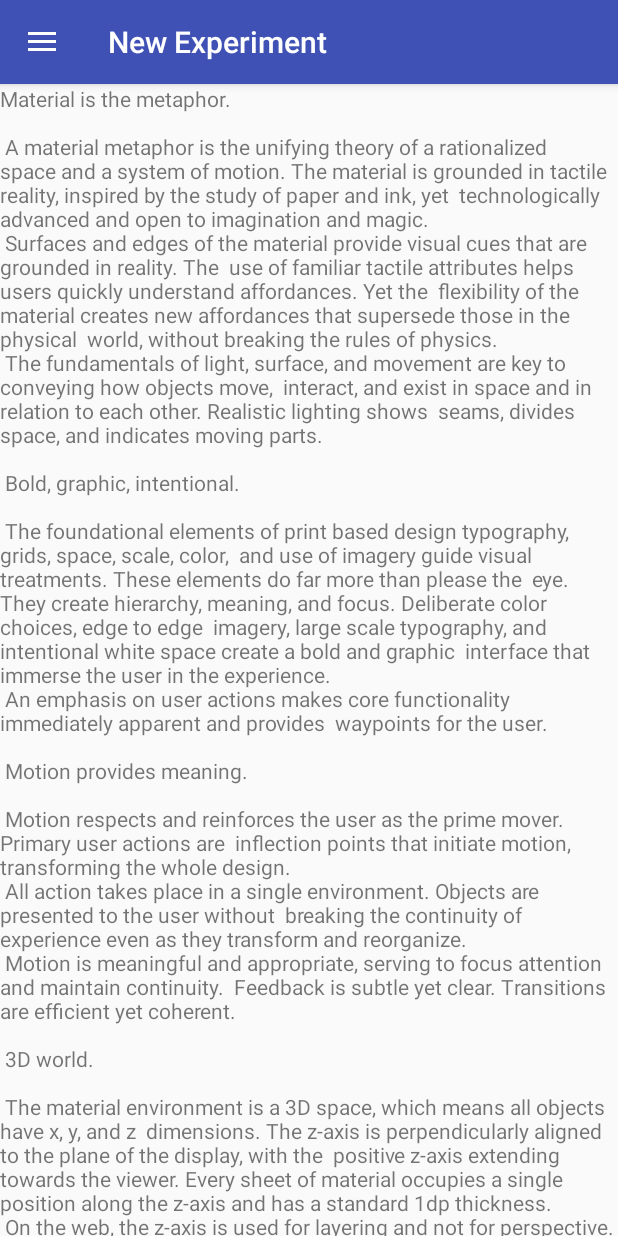
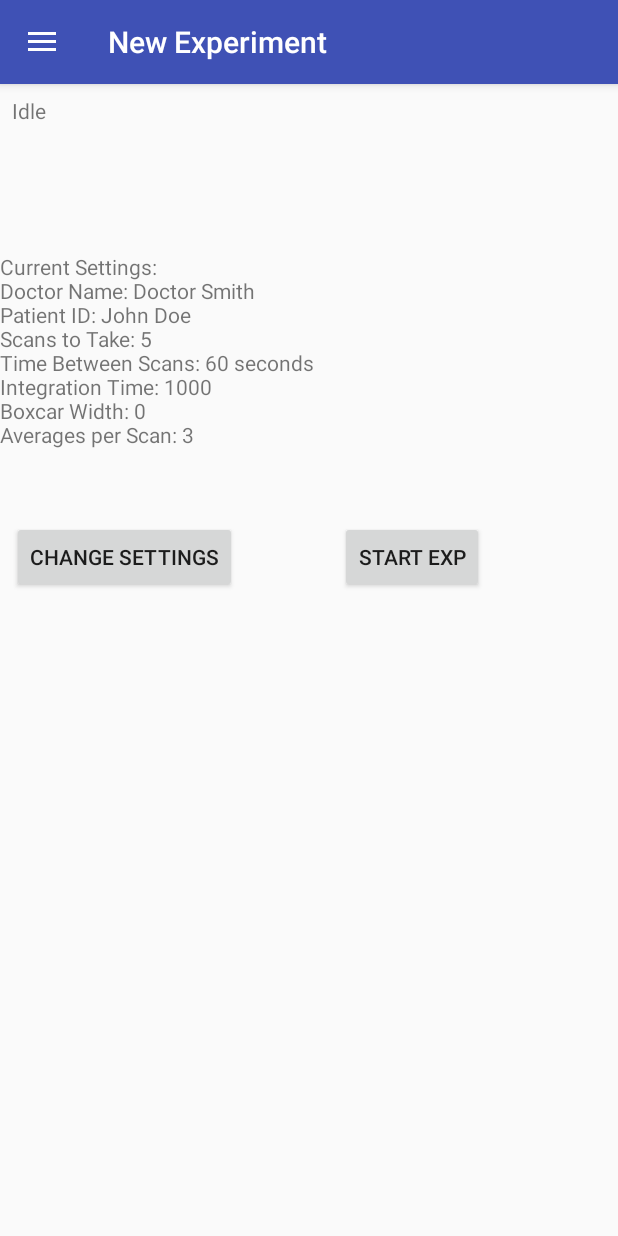
Before and after one commit to jmadamso/SpectrometerAndroid, an Android app: the screen it shows after launch (AppDriver), in the side drawer, after a tap on "New Experiment", on a phone screen of 412 x 824 dp. Run offline under Robolectric (Android 15) with nearby library versions, the phone set to English and light mode, and no system bars.

Commit message:
Implement new experiment screen

```diff
--- a/app/src/main/java/jmadamso/spectrometer/AppDriver.java
+++ b/app/src/main/java/jmadamso/spectrometer/AppDriver.java
@@ -46,6 +46,7 @@ public class AppDriver extends AppCompatActivity implements NavigationView.OnNav
 
     private static final int REQUEST_ENABLE_BT = 1337;
 
+    private boolean experimentRunning;
 
     private SharedPreferences mPrefs;
     private BluetoothAdapter mBluetoothAdapter;
@@ -56,23 +57,21 @@ public class AppDriver extends AppCompatActivity implements NavigationView.OnNav
 
     private static double[] spectrumArray = new double[defines.NUM_WAVELENGTHS];
 
-    //the text displays at main page
-    private TextView mPressureText;
-    private TextView mStatusText;
 
 
     private static int motorState = 0;
     private static int ledState = 0;
 
     private String ExpStatusString = "Experiment Status:";
+    private String BTStatusString = "Bluetooth Status:";
 
-    private static int currentFragment = R.id.nav_home;
+    private static int currentFragmentID = R.id.nav_home;
 
     @Override
     protected void onCreate(Bundle savedInstanceState) {
         super.onCreate(savedInstanceState);
         setContentView(R.layout.activity_main);
-        switchToFragment(currentFragment);
+        switchToFragment(currentFragmentID);
 
         //toolbar stuff:
         Toolbar toolbar = (Toolbar) findViewById(R.id.toolbar);
@@ -101,12 +100,10 @@ public class AppDriver extends AppCompatActivity implements NavigationView.OnNav
             mBTService = new BTService(this, mHandlerBT);
             //apply defaults here too
             mPrefs.edit().clear().apply();
+            PreferenceManager.setDefaultValues(this, R.xml.list_specsettings, false);
         }
 
         mBTService.setHandler(mHandlerBT);
-        mPressureText = findViewById(R.id.pressureText);
-        //mStatusText = findViewById(R.id.statusText);
-        mStatusText = findViewById(R.id.BTTextView);
 
         //whenever this is called, update text displays to display their most recent text
         updateTextViews();
@@ -167,6 +164,7 @@ public class AppDriver extends AppCompatActivity implements NavigationView.OnNav
                     finish();
                 }
             }
+
         } catch (Exception ex) {
             Toast.makeText(AppDriver.this, ex.toString(),Toast.LENGTH_SHORT).show();
         }
@@ -181,8 +179,8 @@ public class AppDriver extends AppCompatActivity implements NavigationView.OnNav
 
         //this custom class switches the populated fragment to
         //the one determined by the item that was clicked:
-        currentFragment = item.getItemId();
-        switchToFragment(currentFragment);
+        currentFragmentID = item.getItemId();
+        switchToFragment(currentFragmentID);
         //updateTextViews();
         return true;
     }
@@ -199,11 +197,7 @@ public class AppDriver extends AppCompatActivity implements NavigationView.OnNav
 
                 break;
             case R.id.nav_hardware:
-                //fragment = new HomeFragment();
-                fragment = null;
                 fragment = new HardwareFragment();
-                //setContentView(R.layout.activity_cluster);
-
                 title = "Hardware Control";
                 break;
 
@@ -215,7 +209,7 @@ public class AppDriver extends AppCompatActivity implements NavigationView.OnNav
                 title = "Calibration";
                 break;
             case R.id.nav_experiment:
-                fragment = new ScrollFragment();
+                fragment = new NewExperimentFragment();
                 title = "New Experiment";
                 break;
             case R.id.nav_browse:
@@ -233,7 +227,7 @@ public class AppDriver extends AppCompatActivity implements NavigationView.OnNav
         if (fragment != null) {
             FragmentTransaction ft = getSupportFragmentManager().beginTransaction();
             ft.replace(R.id.content_frame, fragment);
-            ft.addToBackStack(null);
+            //ft.addToBackStack(null); //uncomment this if we want the back button to work
             ft.commit();
         }
 
@@ -277,11 +271,29 @@ public class AppDriver extends AppCompatActivity implements NavigationView.OnNav
         }
     };
 
+    private void sendCommandWithToast(char command,String toastStr) {
+        String cmd = "" + command;
+        sendStringWithToast(cmd,toastStr);
+    }
+
+    private void sendStringWithToast(String str,String toastStr) {
+
+        if (mBTService.getState() == BTService.STATE_CONNECTED) {
+            byte[] b = str.getBytes();
+            mBTService.write(b);
+            if(toastStr != null) {
+                Toast.makeText(AppDriver.this, toastStr, Toast.LENGTH_SHORT).show();
+            }
+        } else {
+            Toast.makeText(AppDriver.this, "Bluetooth not connected", Toast.LENGTH_SHORT).show();
+        }
+    }
+
 
     public void bluetoothButtonResponse(View view) {
+        sendCommandWithToast(defines.REQUEST_PRESSURE,"Requesting Pressure");
 
-        //Toast.makeText(AppDriver.this, "OBSOLETE BUTTON LOL", Toast.LENGTH_SHORT).show();
-
+        /*
         if (mBTService.getState() == BTService.STATE_CONNECTED) {
             byte[] b = new byte[1];
             b[0] = defines.REQUEST_PRESSURE;
@@ -290,6 +302,7 @@ public class AppDriver extends AppCompatActivity implements NavigationView.OnNav
         } else {
             Toast.makeText(AppDriver.this, "Bluetooth not connected", Toast.LENGTH_SHORT).show();
         }
+        */
 
     }
 
@@ -339,19 +352,14 @@ public class AppDriver extends AppCompatActivity implements NavigationView.OnNav
                 mPrefs.getString("scan_time_entry", "") + ";" +
                 mPrefs.getString("integration_time_entry", "") + ";" +
                 mPrefs.getString("boxcar_list", "") + ";" +
-                mPrefs.getString("averaging_list", "");
+                mPrefs.getString("averaging_list", "") + ";" +
+                mPrefs.getString("doctor_name_entry","") + ";" +
+                mPrefs.getString("patient_name_entry", "");
 
         //toast with the final string
         //Toast.makeText(AppDriver.this, settingsStr, Toast.LENGTH_SHORT).show();
 
-        //convert the string to a byte array, check if clear, then send
-        if (mBTService.getState() == BTService.STATE_CONNECTED) {
-            byte[] b = settingsStr.getBytes();
-            mBTService.write(b);
-        } else {
-            //Toast.makeText(AppDriver.this, "Bluetooth not connected", Toast.LENGTH_SHORT).show();
-        }
-
+        sendStringWithToast(settingsStr,null);
     }
 
     public void snapshotButtonResponse(View view) {
@@ -366,15 +374,11 @@ public class AppDriver extends AppCompatActivity implements NavigationView.OnNav
     }
 
     public void startButtonResponse(View view) {
-        if (mBTService.getState() == BTService.STATE_CONNECTED) {
-            byte[] b = new byte[1];
-            b[0] = defines.EXP_START;
-            mBTService.write(b);
-            Toast.makeText(AppDriver.this, "trying to start exp", Toast.LENGTH_SHORT).show();
-        } else {
-            Toast.makeText(AppDriver.this, "Bluetooth not connected", Toast.LENGTH_SHORT).show();
-        }
+
+        sendCommandWithToast(defines.EXP_START,"Starting Experiment!");
+        switchToFragment(R.id.nav_experiment);
     }
+
 
     public void calibrateButtonResponse(View view) {
         Intent i = new Intent(this, CalibrateActivity.class);
@@ -383,11 +387,10 @@ public class AppDriver extends AppCompatActivity implements NavigationView.OnNav
     }
 
     public void settingsButtonResponse(View view) {
-            Intent i = new Intent(this, SettingsActivity.class);
-            i.putExtra( AppCompatPreferenceActivity.EXTRA_SHOW_FRAGMENT, SettingsActivity.GeneralPreferenceFragment.class.getName() );
-            i.putExtra( PreferenceActivity.EXTRA_NO_HEADERS, true );
-
-            startActivity(i);
+        Intent i = new Intent(this, SettingsActivity.class);
+        i.putExtra( AppCompatPreferenceActivity.EXTRA_SHOW_FRAGMENT, SettingsActivity.GeneralPreferenceFragment.class.getName() );
+        i.putExtra( PreferenceActivity.EXTRA_NO_HEADERS, true );
+        startActivity(i);
     }
 
     public BTService getBTService() {
@@ -483,27 +486,22 @@ public class AppDriver extends AppCompatActivity implements NavigationView.OnNav
         TextView ExpTextView = findViewById(R.id.ExpTextView);
 
         if(BTTextView != null) {
-            if (mBTService.getState() == BTService.STATE_CONNECTED) {
-                BTTextView.setText("Bluetooth Status: Connected to " + mDeviceName);
-            } else if (mBTService.getState() == BTService.STATE_CONNECTING) {
-                BTTextView.setText("Bluetooth Status: Connecting");
-            } else if (mBTService.getState() == BTService.STATE_NONE) {
-                BTTextView.setText("Bluetooth Status: Not Connected");
-            }
+            BTTextView.setText(BTStatusString);
         }
 
         if(ExpTextView != null) {
             ExpTextView.setText(ExpStatusString);
+        }
+    }
 
-        }
+    public boolean isRunningExperiment() {
+        return experimentRunning;
     }
 
 
 
 
-
-
-    //this thing is like our ambassador that we send to other activities to monitor and report back
+    //this thing is like our ambassador that we send to the BTService to monitor and report back
     //returns and responses from other activities will end up here
 
     //msg.what --> What type of message is it?
@@ -519,28 +517,27 @@ public class AppDriver extends AppCompatActivity implements NavigationView.OnNav
             switch (msg.what) {
                 //if we get this message, we should update the display to reflect the state...
                 case defines.MESSAGE_STATE_CHANGE:
-                    updateTextViews();
                     //... and if we need to respond to specific state changes, do it here
                     switch (msg.arg1) {
                         case BTService.STATE_CONNECTED:
+                            BTStatusString = "Bluetooth Status: Connected to " + mDeviceName;
 
+                            //as soon as we connect, poll the device for its status
                             byte[] b = new byte[1];
                             b[0] = defines.EXP_STATUS;
                             mBTService.write(b);
-
                             //Toast.makeText(AppDriver.this, "Moved to state CONNECTED" , Toast.LENGTH_SHORT).show();
-                            //mStatusText.setText("Bluetooth Status: Connected");
                             break;
 
                         case BTService.STATE_CONNECTING:
+                            BTStatusString = "Bluetooth Status: Connecting";
                             //Toast.makeText(AppDriver.this, "Moved to state CONNECTING" , Toast.LENGTH_SHORT).show();
-                            //mStatusText.setText("Bluetooth Status: Connecting");
                             break;
 
                         case BTService.STATE_NONE:
-                            ExpStatusString = "Experiment status unavailable.";
+                            BTStatusString = "Bluetooth Status: Not Connected";
+                            ExpStatusString = "Experiment status unknown.";
                             //Toast.makeText(AppDriver.this, "Moved to state NONE" , Toast.LENGTH_SHORT).show();
-                            //mStatusText.setText("Bluetooth Status: Not Connected");
                             break;
                     }
                     break;
@@ -569,10 +566,10 @@ public class AppDriver extends AppCompatActivity implements NavigationView.OnNav
                     //Toast.makeText(AppDriver.this, "formed " + pString + " at requestPressure", Toast.LENGTH_LONG).show();
 
                     //write the pressure string to the reading
-                    if(mPressureText != null) {
-                        mPressureText.setText("Current Pressure: " + pString);
+                    TextView pressureTV = findViewById(R.id.pressureText);
+                    if(pressureTV != null) {
+                        pressureTV.setText("Current Pressure: " + pString);
                     }
-                    //mPressureReading = Integer.parseInt(pString);
                     break;
 
 
@@ -593,6 +590,7 @@ public class AppDriver extends AppCompatActivity implements NavigationView.OnNav
 
                     String delim = "[;" + defines.REQUEST_SPECTRA + "]+";
                     String[] tokens = tmpStr.split(delim);
+                    //let's use a list for easy insert/delete:
                     ArrayList<String> tokenList = new ArrayList<String>(Arrays.asList(tokens));
 
                     if(tokenList.size() >= 10) {
@@ -642,11 +640,23 @@ public class AppDriver extends AppCompatActivity implements NavigationView.OnNav
 
                 case defines.EXP_STATUS:
 
+                    //eventually we use this string to display everything about
+                    //the current experiment but for now just do status and result string
+
                     byte[] statusBytes = Arrays.copyOfRange((byte[]) msg.obj, 1, ((byte[]) msg.obj).length);
                     tmpStr = new String(statusBytes);
                     delim = "[;]+";
                     tokens = tmpStr.split(delim);
                     ExpStatusString = tokens[tokens.length-1];
+                    //Toast.makeText(AppDriver.this, "status bit = " + tokens[0] , Toast.LENGTH_LONG).show();
+
+                    if(tokens[0].equals("0")) {
+                        experimentRunning = false;
+                        ExpStatusString = "The device is available.\n" + ExpStatusString;
+                    } else {
+                        experimentRunning = true;
+                        ExpStatusString = "The device is running an experiment.\n" + ExpStatusString;
+                    }
                     updateTextViews();
                     break;
 
@@ -663,6 +673,7 @@ public class AppDriver extends AppCompatActivity implements NavigationView.OnNav
                 case defines.MESSAGE_DEVICE_NAME:
                     // save the connected device's name
                     mDeviceName = msg.getData().getString(defines.DEVICE_NAME);
+                    BTStatusString = "Bluetooth Status: Connected to " + mDeviceName;
                     //Toast.makeText(getApplicationContext(), "connected to " + str, Toast.LENGTH_SHORT).show();
                     updateTextViews();
                     break;
@@ -672,6 +683,7 @@ public class AppDriver extends AppCompatActivity implements NavigationView.OnNav
                     Toast.makeText(getApplicationContext(), msg.getData().getString(defines.TOAST), Toast.LENGTH_SHORT).show();
                     break;
             }
+            updateTextViews();
         }
     };
 
--- a/app/src/main/java/jmadamso/spectrometer/BTService.java
+++ b/app/src/main/java/jmadamso/spectrometer/BTService.java
@@ -215,8 +215,9 @@ public class BTService {
             if (mState != STATE_CONNECTED) return;
             r = mConnectedThread;
         }
+        r.write(out);
         // Perform the write unsynchronized
-        r.write(out);
+
     }
 
     /**
--- /dev/null
+++ b/app/src/main/java/jmadamso/spectrometer/NewExperimentFragment.java
@@ -0,0 +1,75 @@
+package jmadamso.spectrometer;
+
+
+import android.content.SharedPreferences;
+import android.os.Bundle;
+import android.preference.PreferenceManager;
+import android.support.v4.app.Fragment;
+import android.view.LayoutInflater;
+import android.view.View;
+import android.view.ViewGroup;
+import android.widget.TextView;
+
+/**
+ * A simple {@link Fragment} subclass.
+ */
+public class NewExperimentFragment extends Fragment {
+
+    View myView;
+
+    public NewExperimentFragment() {
+        // Required empty public constructor
+    }
+
+
+    @Override
+    public View onCreateView(LayoutInflater inflater, ViewGroup container,
+                             Bundle savedInstanceState) {
+
+
+
+        //instantiate the view from an xml layout:
+        AppDriver parent = (AppDriver) getActivity();
+        View view;
+
+        //we have two options based upon whether or not the device is busy:
+        if(parent.isRunningExperiment() == true) {
+            view = inflater.inflate(R.layout.fragment_new_exp_busy, container, false);
+        } else {
+            view = inflater.inflate(R.layout.fragment_new_exp_idle, container, false);
+        }
+
+        myView = view;
+        return view;
+    }
+
+    public void onResume() {
+        super.onResume();
+        myView.findViewById(R.id.expSettingsTV);
+        SharedPreferences sharedPref = PreferenceManager.getDefaultSharedPreferences(getContext());
+        String settingsStr = "Current Settings:\n" +
+                "Doctor Name: " + sharedPref.getString("doctor_name_entry","") + "\n" +
+                "Patient ID: " + sharedPref.getString("patient_name_entry","") + "\n" +
+                "Scans to Take: " + sharedPref.getString("num_scans_entry","") + "\n" +
+                "Time Between Scans: " + sharedPref.getString("scan_time_entry","") + " seconds\n" +
+                "Integration Time: " + sharedPref.getString("integration_time_entry","") + "\n" +
+                "Boxcar Width: " + sharedPref.getString("boxcar_list","") + "\n" +
+                "Averages per Scan: " + sharedPref.getString("averaging_list","") + "\n";
+
+
+
+
+        TextView tv = myView.findViewById(R.id.expSettingsTV);
+        if(tv != null) {
+            tv.setText(settingsStr);
+        }
+    }
+
+
+
+
+
+
+
+
+}
--- a/app/src/main/java/jmadamso/spectrometer/SettingsActivity.java
+++ b/app/src/main/java/jmadamso/spectrometer/SettingsActivity.java
@@ -185,6 +185,9 @@ public class SettingsActivity extends AppCompatPreferenceActivity {
             bindPreferenceSummaryToValue(findPreference("num_scans_entry"));
             bindPreferenceSummaryToValue(findPreference("scan_time_entry"));
             bindPreferenceSummaryToValue(findPreference("integration_time_entry"));
+            bindPreferenceSummaryToValue(findPreference("doctor_name_entry"));
+            bindPreferenceSummaryToValue(findPreference("patient_name_entry"));
+
 
 
         }
--- /dev/null
+++ b/app/src/main/res/layout/fragment_new_exp_idle.xml
@@ -0,0 +1,55 @@
+<?xml version="1.0" encoding="utf-8"?>
+<android.support.constraint.ConstraintLayout
+    xmlns:android="http://schemas.android.com/apk/res/android"
+    xmlns:app="http://schemas.android.com/apk/res-auto"
+    xmlns:tools="http://schemas.android.com/tools"
+    android:layout_width="match_parent"
+    android:layout_height="match_parent">
+
+    <TextView
+        android:id="@+id/textView2"
+        android:layout_width="wrap_content"
+        android:layout_height="wrap_content"
+        android:layout_marginLeft="8dp"
+        android:layout_marginStart="8dp"
+        android:layout_marginTop="8dp"
+        android:text="Idle"
+        app:layout_constraintStart_toStartOf="parent"
+        app:layout_constraintTop_toTopOf="parent" />
+
+    <Button
+        android:id="@+id/button"
+        android:layout_width="wrap_content"
+        android:layout_height="wrap_content"
+        android:layout_marginEnd="8dp"
+        android:layout_marginLeft="8dp"
+        android:layout_marginRight="8dp"
+        android:layout_marginStart="8dp"
+        android:onClick="startButtonResponse"
+        android:text="Start exp"
+        app:layout_constraintBaseline_toBaselineOf="@+id/button2"
+        app:layout_constraintEnd_toEndOf="parent"
+        app:layout_constraintHorizontal_bias="0.428"
+        app:layout_constraintStart_toEndOf="@+id/button2" />
+
+    <TextView
+        android:id="@+id/expSettingsTV"
+        android:layout_width="wrap_content"
+        android:layout_height="wrap_content"
+        android:layout_marginTop="112dp"
+        app:layout_constraintStart_toStartOf="parent"
+        app:layout_constraintTop_toTopOf="parent"
+        tools:text="Placeholder Text" />
+
+    <Button
+        android:id="@+id/button2"
+        android:layout_width="wrap_content"
+        android:layout_height="wrap_content"
+        android:layout_marginLeft="8dp"
+        android:layout_marginStart="8dp"
+        android:layout_marginTop="32dp"
+        android:onClick="settingsButtonResponse"
+        android:text="Change Settings"
+        app:layout_constraintStart_toStartOf="parent"
+        app:layout_constraintTop_toBottomOf="@+id/expSettingsTV" />
+</android.support.constraint.ConstraintLayout>
--- a/app/src/main/res/xml/list_specsettings.xml
+++ b/app/src/main/res/xml/list_specsettings.xml
@@ -1,6 +1,25 @@
 <PreferenceScreen xmlns:android="http://schemas.android.com/apk/res/android">
 
     <!-- NOTE: ListPreference's summary should be set to its value by the activity code. -->
+
+    <EditTextPreference
+        android:defaultValue="Doctor Smith"
+        android:inputType="textPersonName"
+        android:key="doctor_name_entry"
+        android:maxLines="1"
+        android:selectAllOnFocus="true"
+        android:singleLine="true"
+        android:title="Doctor Name" />
+
+    <EditTextPreference
+        android:defaultValue="John Doe"
+        android:inputType="textPersonName"
+        android:key="patient_name_entry"
+        android:maxLines="1"
+        android:selectAllOnFocus="true"
+        android:singleLine="true"
+        android:title="Patient ID" />
+
 
     <EditTextPreference
         android:defaultValue="5"
@@ -47,6 +66,7 @@
     android:positiveButtonText="@null"
     android:title="Averages per Scan" />
 
+
     <!--
         <SwitchPreference
             android:defaultValue="true"
```
Also changed, not shown: app/src/main/java/jmadamso/spectrometer/HardwareFragment.java (added, +55 -0 lines), app/src/main/res/layout/fragment_hardware.xml (+15 -0 lines), app/src/main/res/layout/fragment_new_exp_busy.xml (added, +19 -0 lines). Lines whose indentation alone changed are shown as unchanged.
